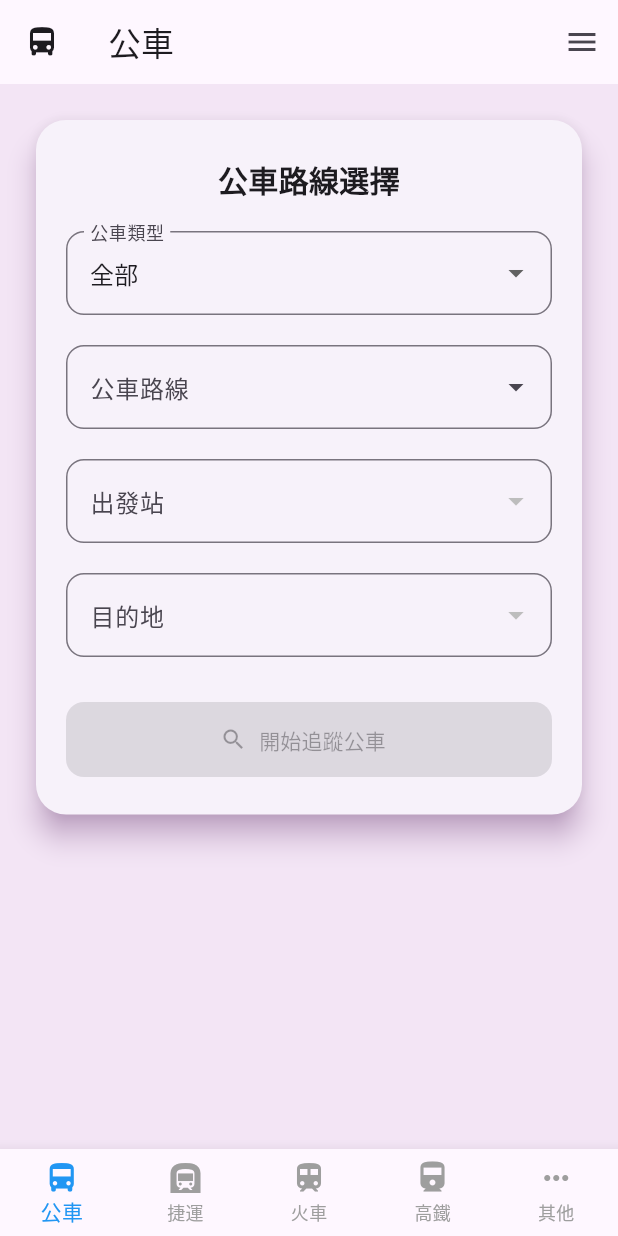
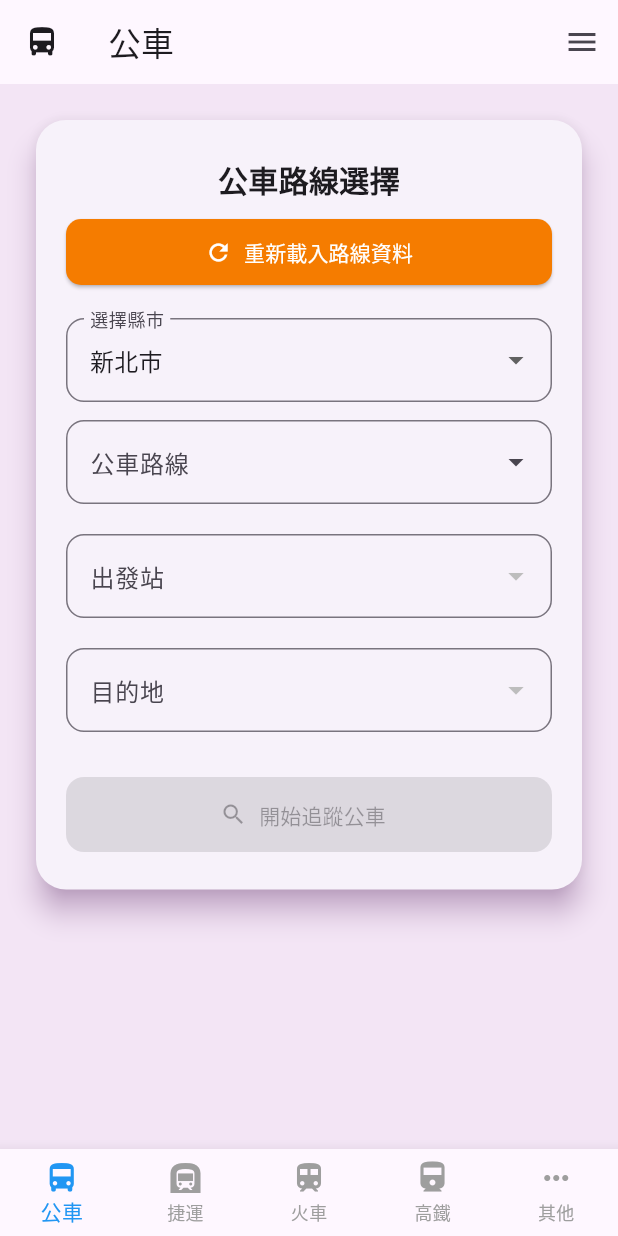
Before and after one commit to HsuEngineer/TrafficTime, a Flutter app: the screen it shows after launch, on a phone screen of 412 x 824 dp. Run offline on Flutter 3.47's test engine with Material 3 defaults, Android fonts, the phone set to English and light mode, and no system bars; drawn by our look-alikes of dropdown_search; network calls fail.

Commit message:
處理縣市選項，修訂錯誤

```diff
--- a/lib/main.dart
+++ b/lib/main.dart
@@ -3,6 +3,7 @@ import 'pages/bus_page.dart';
 import 'pages/placeholder_page.dart';
 
 void main() {
+
   runApp(BusTimeApp());
 }
 
--- a/lib/pages/bus_page.dart
+++ b/lib/pages/bus_page.dart
@@ -12,15 +12,19 @@ class BusPage extends StatefulWidget {
 
 class _BusPageState extends State<BusPage> {
   final TDXService tdxService = TDXService();
-  final Map<int, String> typeMap = {
-    11: '市區公車',
-    14: '快速公車',
-    21: '觀光巴士',
+
+  /// 中文縣市名稱對應 TDX 英文代碼
+  final Map<String, String> cityMap = {
+    'Taipei': '臺北市',
+    'NewTaipei': '新北市',
+    'Taoyuan': '桃園市',
+    'Taichung': '臺中市',
+    'Tainan': '臺南市',
+    'Kaohsiung': '高雄市',
   };
 
-  String city = 'Taipei';
+  String city = 'NewTaipei'; // 預設縣市
   String keyword = '';
-  int? selectedType;
   String? selectedBus;
   String? selectedStart;
   String? selectedEnd;
@@ -49,9 +53,7 @@ class _BusPageState extends State<BusPage> {
 
   void _applyFilter() {
     final result = allRoutes.where((route) {
-      final matchesType = selectedType == null || route.type == selectedType;
-      final matchesKeyword = keyword.isEmpty || route.name.contains(keyword);
-      return matchesType && matchesKeyword;
+      return keyword.isEmpty || route.name.contains(keyword);
     }).map((e) => e.name).toSet().toList();
 
     setState(() {
@@ -94,30 +96,58 @@ class _BusPageState extends State<BusPage> {
                     textAlign: TextAlign.center,
                     style: TextStyle(fontSize: 20, fontWeight: FontWeight.bold),
                   ),
-                  const SizedBox(height: 20),
+                  const SizedBox(height: 10),
 
-                  // 類型下拉
-                  DropdownButtonFormField<int>(
-                    decoration: InputDecoration(
-                      labelText: '公車類型',
-                      border: OutlineInputBorder(borderRadius: BorderRadius.circular(12)),
+                  // 🔁 重新載入按鈕
+                  ElevatedButton.icon(
+                    icon: const Icon(Icons.refresh),
+                    label: const Text("重新載入路線資料"),
+                    style: ElevatedButton.styleFrom(
+                      backgroundColor: Colors.orange[700],
+                      foregroundColor: Colors.white,
+                      padding: const EdgeInsets.symmetric(vertical: 12),
+                      shape: RoundedRectangleBorder(borderRadius: BorderRadius.circular(10)),
                     ),
-                    value: selectedType,
-                    items: [
-                      const DropdownMenuItem(value: null, child: Text('全部')),
-                      ...typeMap.entries.map((e) =>
-                          DropdownMenuItem(value: e.key, child: Text(e.value))),
-                    ],
-                    onChanged: (value) {
-                      selectedType = value;
-                      _applyFilter();
+                    onPressed: () async {
+                      await tdxService.clearCache();
+                      await _loadBusRoutes();
                     },
                   ),
                   const SizedBox(height: 20),
 
-                  // dropdown_search for 公車選擇
+                  // 縣市選擇
+                  DropdownButtonFormField<String>(
+                    decoration: InputDecoration(
+                      labelText: '選擇縣市',
+                      border: OutlineInputBorder(borderRadius: BorderRadius.circular(12)),
+                    ),
+                    value: city,
+                    items: cityMap.entries.map((entry) {
+                      return DropdownMenuItem(
+                        value: entry.key,
+                        child: Text(entry.value),
+                      );
+                    }).toList(),
+                    onChanged: (value) {
+                      if (value != null && value != city) {
+                        setState(() {
+                          city = value;
+                          selectedBus = null;
+                          selectedStart = null;
+                          selectedEnd = null;
+                          stationList = [];
+                          allRoutes = [];
+                          filteredRoutes = [];
+                        });
+                        _loadBusRoutes();
+                      }
+                    },
+                  ),
+                  const SizedBox(height: 12),
+
+                  // 公車路線選擇
                   DropdownSearch<String>(
-                    key: ValueKey('bus_$selectedBus'),
+                    key: ValueKey('bus_${city}_$selectedBus'),
                     popupProps: PopupProps.menu(
                       showSearchBox: true,
                       showSelectedItems: true,
@@ -150,7 +180,7 @@ class _BusPageState extends State<BusPage> {
                   ),
                   const SizedBox(height: 20),
 
-                  // 出發地
+                  // 出發站
                   DropdownButtonFormField<String>(
                     key: ValueKey('start_$selectedBus'),
                     decoration: InputDecoration(
@@ -194,8 +224,7 @@ class _BusPageState extends State<BusPage> {
                             selectedStart != null &&
                             selectedEnd != null)
                         ? () {
-                            print('🚀 追蹤 $selectedBus：從 $selectedStart 到 $selectedEnd');
-                            // TODO: 實作跳轉追蹤頁面
+                            print('🚍 追蹤 $selectedBus：從 $selectedStart 到 $selectedEnd in $city');
                           }
                         : null,
                     icon: const Icon(Icons.search),
--- a/pubspec.yaml
+++ b/pubspec.yaml
@@ -32,7 +32,7 @@ dependencies:
     sdk: flutter
   http: ^0.13.6
   dropdown_search: ^5.0.6
-  path_provider: ^2.1.1
+  path_provider: ^2.1.2
 
   # The following adds the Cupertino Icons font to your application.
   # Use with the CupertinoIcons class for iOS style icons.
```
Also changed, not shown: lib/services/tdx_service.dart (+35 -12 lines).
